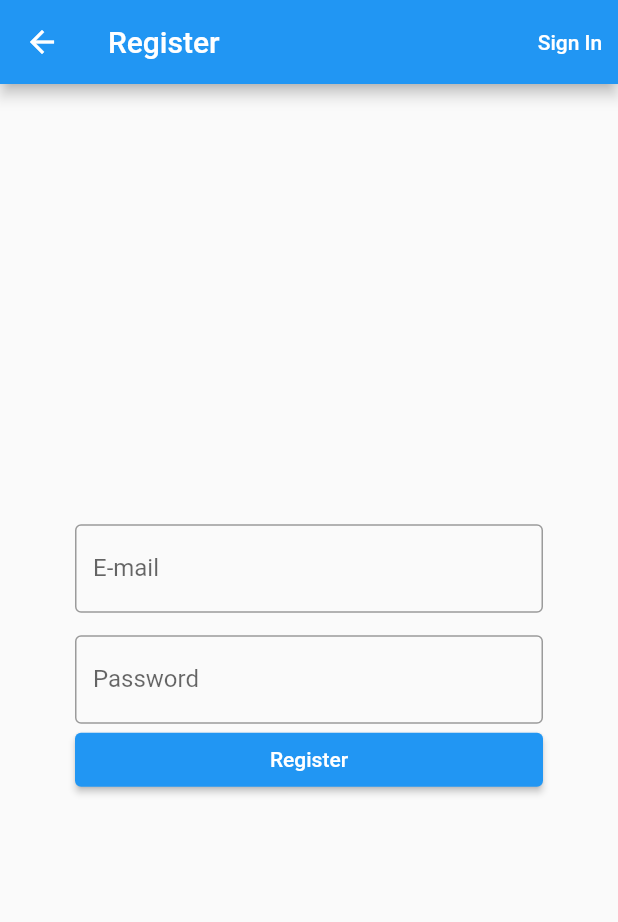
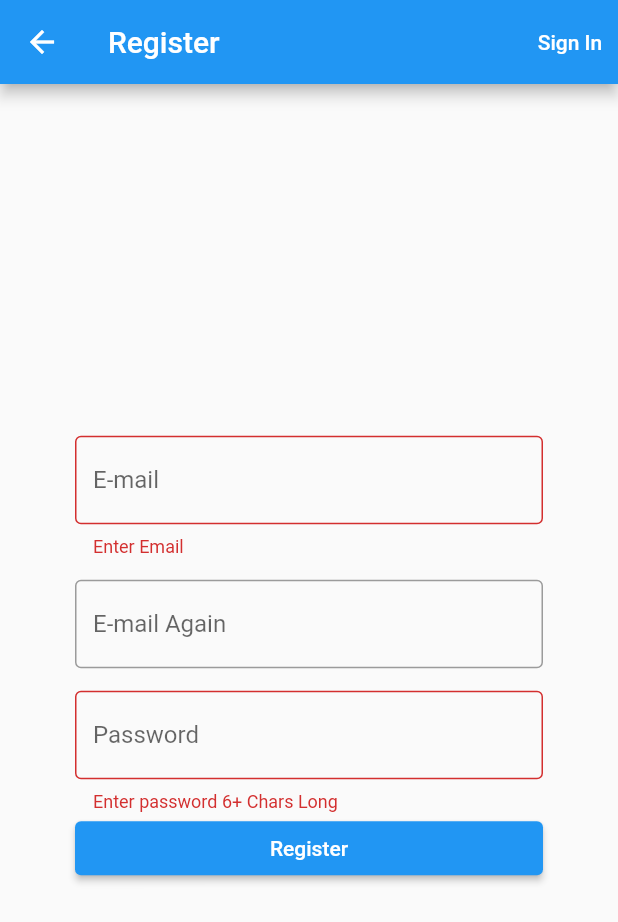
Before and after one commit to emreozturk7/chat_app, a Flutter app: the Register screen opened directly with empty values, after a tap on "Register", on a phone screen of 412 x 824 dp. Shown: the top 922 px of the screen. Run offline on Flutter 3.47's test engine with Material 2 defaults, Android fonts, the phone set to English and light mode, and no system bars; our stand-ins replace firebase_auth, firebase_core, flutter_spinkit; accounts and stored records are empty.

```diff
--- a/lib/authenticate/register.dart
+++ b/lib/authenticate/register.dart
@@ -1,4 +1,6 @@
 import 'package:flutter/material.dart';
+import 'package:flutter_chat_app/services/auth.dart';
+import 'package:flutter_chat_app/view/loading.dart';
 
 class Register extends StatefulWidget {
   const Register({Key? key, required this.toggleView}) : super(key: key);
@@ -9,20 +11,26 @@ class Register extends StatefulWidget {
 }
 
 class _RegisterState extends State<Register> {
+  final AuthService _auth = AuthService();
+  final _formKey = GlobalKey<FormState>();
+  bool loading = false;
+
   TextEditingController emailCtrl = TextEditingController();
+  TextEditingController emailAgainCtrl = TextEditingController();
   TextEditingController passwordCtrl = TextEditingController();
+  String error = '';
   @override
   Widget build(BuildContext context) {
-    return Scaffold(
+    return loading
+        ? const Loading()
+        : Scaffold(
             appBar: AppBar(
               title: const Text('Register'),
               actions: [
                 TextButton(
                   child: const Text(
                     'Sign In',
-              style: TextStyle(
-                color: Colors.white,
-              ),
+                    style: TextStyle(color: Colors.white),
                   ),
                   onPressed: () {
                     widget.toggleView();
@@ -31,13 +39,16 @@ class _RegisterState extends State<Register> {
               ],
             ),
             body: Container(
-        padding: const EdgeInsets.symmetric(vertical: 20.0, horizontal: 50.0),
+              padding:
+                  const EdgeInsets.symmetric(vertical: 20.0, horizontal: 50.0),
               child: Form(
+                key: _formKey,
                 child: Column(
                   mainAxisAlignment: MainAxisAlignment.center,
                   crossAxisAlignment: CrossAxisAlignment.stretch,
                   children: [
                     TextFormField(
+                      validator: (val) => val!.isEmpty ? 'Enter Email' : null,
                       controller: emailCtrl,
                       decoration: const InputDecoration(
                         border: OutlineInputBorder(),
@@ -46,6 +57,20 @@ class _RegisterState extends State<Register> {
                     ),
                     const SizedBox(height: 15.0),
                     TextFormField(
+                      validator: (val) => val != emailCtrl.text
+                          ? 'Please enter the same e-mail address'
+                          : null,
+                      controller: emailAgainCtrl,
+                      decoration: const InputDecoration(
+                        border: OutlineInputBorder(),
+                        labelText: 'E-mail Again',
+                      ),
+                    ),
+                    const SizedBox(height: 15.0),
+                    TextFormField(
+                      validator: (val) => val!.length < 6
+                          ? 'Enter password 6+ Chars Long'
+                          : null,
                       controller: passwordCtrl,
                       obscureText: true,
                       decoration: const InputDecoration(
@@ -55,8 +80,21 @@ class _RegisterState extends State<Register> {
                     ),
                     ElevatedButton(
                       style: ElevatedButton.styleFrom(),
-                onPressed: () {},
                       child: const Text('Register'),
+                      onPressed: () async {
+                        if (_formKey.currentState!.validate()) {
+                          setState(() => loading = true);
+                          dynamic result =
+                              await _auth.registerWithEmailAndPassword(
+                                  emailCtrl.text, passwordCtrl.text);
+                          if (result == null) {
+                            setState(() {
+                              error = 'Please supply a valid email';
+                              loading = false;
+                            });
+                          }
+                        }
+                      },
                     ),
                   ],
                 ),
```
Also changed, not shown: lib/services/auth.dart (+12 -0 lines). Lines whose indentation alone changed are shown as unchanged.
